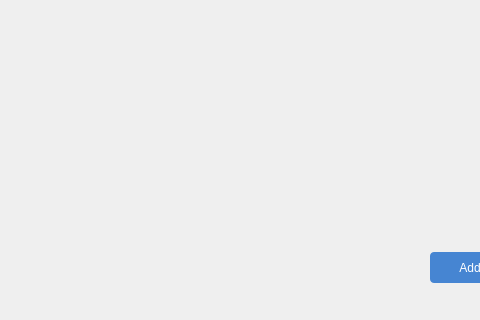
First picture: the form in IriTrackerStandard/IriTrackerStandard.ui, repository Jully-02/iri-tracker-standard, before the edit; both pictures show x 0 to 480 and y 118 to 438 of the 700 by 438 pixel window.
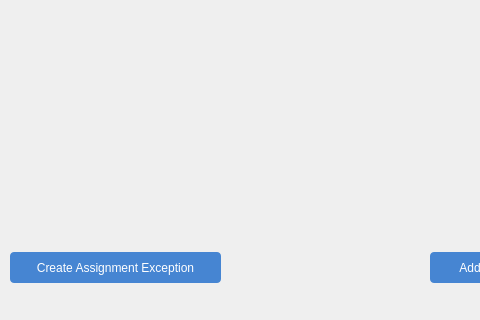
Second picture: the form after the edit. The open tabs and pages were chosen to show the change. Icons and pictures are not drawn.

```diff
--- a/IriTrackerStandard/IriTrackerStandard.ui
+++ b/IriTrackerStandard/IriTrackerStandard.ui
@@ -2656,6 +2656,47 @@
        </size>
       </property>
      </widget>
+     <widget class="QPushButton" name="btnCreateAssignmentException">
+      <property name="geometry">
+       <rect>
+        <x>10</x>
+        <y>340</y>
+        <width>211</width>
+        <height>31</height>
+       </rect>
+      </property>
+      <property name="font">
+       <font>
+        <family>Arial</family>
+        <pointsize>9</pointsize>
+       </font>
+      </property>
+      <property name="styleSheet">
+       <string notr="true">QPushButton {
+	text-align: center;
+	color: #fff;
+	background-color: rgba(70, 133, 210, 1);
+	border-radius: 4px;
+}
+
+QPushButton:hover {
+	background-color: rgba(70, 133, 210, 0.7);
+}</string>
+      </property>
+      <property name="text">
+       <string>Create Assignment Exception</string>
+      </property>
+      <property name="icon">
+       <iconset>
+        <normaloff>../icons/assigment.png</normaloff>../icons/assigment.png</iconset>
+      </property>
+      <property name="iconSize">
+       <size>
+        <width>20</width>
+        <height>20</height>
+       </size>
+      </property>
+     </widget>
     </widget>
     <widget class="QWidget" name="page_tools_funcs">
      <widget class="QLabel" name="toolsLabel">
```
Left out of the diff: 23 changed lines with no effect on the pictures.
